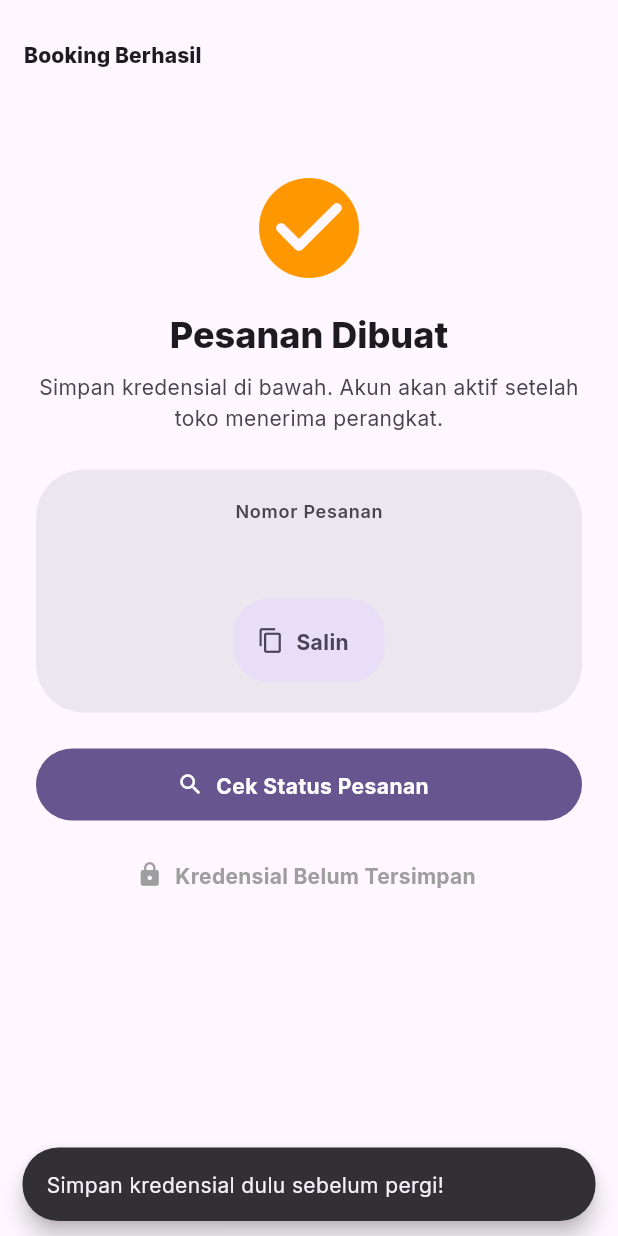
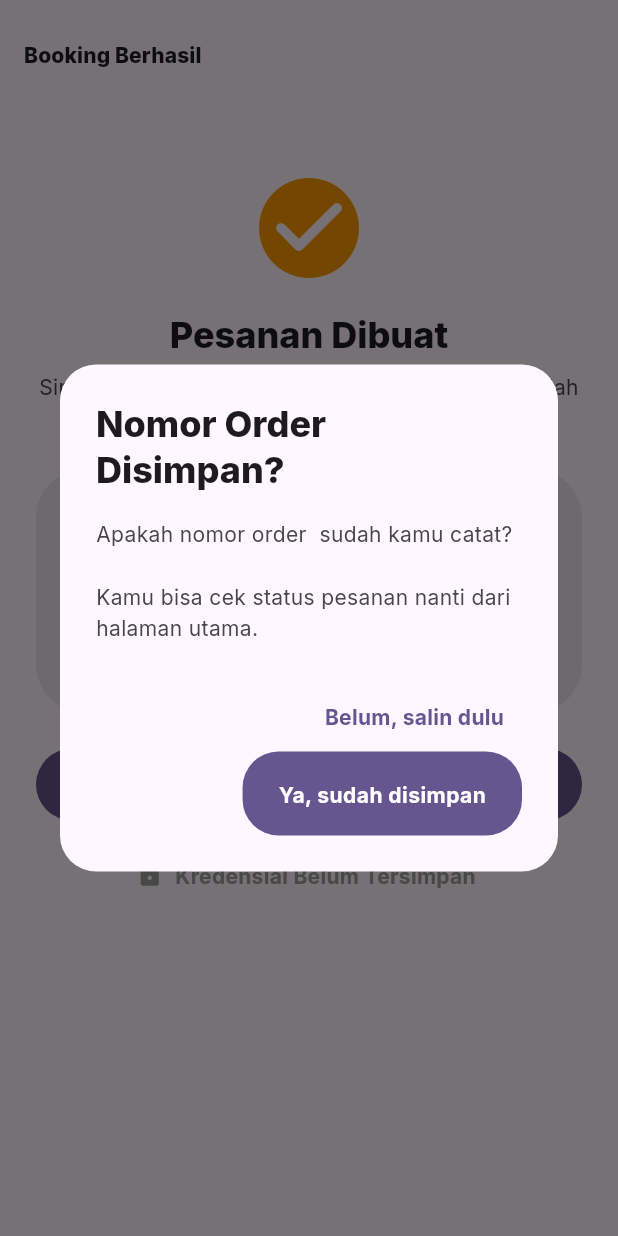
Before and after one commit to fannndi/service-hub, a Flutter app: the GuestBookingSuccessScreen screen opened directly with empty values, after a tap on "Kredensial Belum Tersimpan", on a phone screen of 412 x 824 dp. Run offline on Flutter 3.47's test engine with Material 3 defaults, Android fonts, the phone set to English and light mode, and no system bars; our stand-ins replace flutter_riverpod, go_router, google_fonts, image_picker, shared_preferences, supabase_flutter; missing offline and left inert: m3_expressive; accounts and stored records are empty; network calls fail.

Commit message:
feat: copy all + paste auto + konfirmasi exit dialog
- guest_booking_success_screen: tombol 'Salin Semua' (copy 'ORDER | PHONE')
- guest_booking_success_screen: PopScope pakai dialog konfirmasi (ganti SnackBar)
- guest_booking_success_screen: tombol 'Ke Beranda' juga pakai dialog
- guest_tracking_screen: tombol 'Tempel Otomatis' — paste clipboard → parse ORDER|PHONE → isi 2 field
- pakai showServisConfirmDialog yang sudah ada

```diff
--- a/frontend/lib/features/customer/presentation/screens/guest_booking_success_screen.dart
+++ b/frontend/lib/features/customer/presentation/screens/guest_booking_success_screen.dart
@@ -3,6 +3,7 @@
 import 'package:go_router/go_router.dart';
 import '../../../../core/supabase_service.dart';
 import '../../../../core/l10n/app_localizations.dart';
+import '../../../../ui/widgets/servis_dialog.dart';
 
 class GuestBookingSuccessScreen extends StatefulWidget {
   const GuestBookingSuccessScreen({
@@ -46,6 +47,32 @@
     }
   }
 
+  String get _saveFormat {
+    final order = widget.orderNumber;
+    final phone = widget.phoneNumber ?? '';
+    return '$order | $phone';
+  }
+
+  Future<void> _copyAll() async {
+    await Clipboard.setData(ClipboardData(text: _saveFormat));
+    if (!mounted) return;
+    ScaffoldMessenger.of(context).showSnackBar(SnackBar(
+      content: const Text('Nomor pesanan + No. WA tersalin!'),
+      behavior: SnackBarBehavior.floating,
+    ));
+  }
+
+  Future<bool> _confirmExit() async {
+    final result = await showServisConfirmDialog(context,
+      title: 'Nomor Order Disimpan?',
+      message: 'Apakah nomor order ${widget.orderNumber} sudah kamu catat?\n\n'
+          'Kamu bisa cek status pesanan nanti dari halaman utama.',
+      confirmLabel: 'Ya, sudah disimpan',
+      cancelLabel: 'Belum, salin dulu',
+    );
+    return result;
+  }
+
   @override
   Widget build(BuildContext context) {
     final theme = Theme.of(context);
@@ -54,17 +81,11 @@
 
     return PopScope(
       canPop: false,
-      onPopInvokedWithResult: (didPop, _) {
+      onPopInvokedWithResult: (didPop, _) async {
         if (didPop) return;
-        if (_activated) {
-          context.go('/welcome');
-          return;
-        }
-        ScaffoldMessenger.of(context).showSnackBar(SnackBar(
-          content: Text('Simpan kredensial dulu sebelum pergi!'),
-          behavior: SnackBarBehavior.floating,
-          duration: const Duration(seconds: 3),
-        ));
+        if (_activated) { context.go('/welcome'); return; }
+        final ok = await _confirmExit();
+        if (ok && mounted) context.go('/welcome');
       },
       child: Scaffold(
         appBar: AppBar(
@@ -108,6 +129,17 @@
                       icon: const Icon(Icons.copy, size: 18),
                       label: Text(context.l10n.copy),
                     ),
+                    if (widget.phoneNumber != null) ...[
+                      const SizedBox(height: 12),
+                      FilledButton.icon(
+                        onPressed: _copyAll,
+                        icon: const Icon(Icons.copy_all, size: 18),
+                        label: const Text('Salin Semua'),
+                        style: FilledButton.styleFrom(
+                          backgroundColor: Colors.teal,
+                        ),
+                      ),
+                    ],
                   ]),
                 ),
               ),
@@ -171,16 +203,10 @@
               _checking
                   ? const Center(child: Padding(padding: EdgeInsets.all(8), child: SizedBox(width: 16, height: 16, child: CircularProgressIndicator(strokeWidth: 2))))
                   : TextButton.icon(
-                      onPressed: () {
-                        if (_activated) {
-                          context.go('/welcome');
-                        } else {
-                          ScaffoldMessenger.of(context).showSnackBar(SnackBar(
-                            content: const Text('Simpan kredensial dulu sebelum pergi!'),
-                            behavior: SnackBarBehavior.floating,
-                            duration: const Duration(seconds: 3),
-                          ));
-                        }
+                      onPressed: () async {
+                        if (_activated) { context.go('/welcome'); return; }
+                        final ok = await _confirmExit();
+                        if (ok && mounted) context.go('/welcome');
                       },
                       icon: Icon(_activated ? Icons.home : Icons.lock, size: 18),
                       label: Text(_activated ? 'Ke Beranda' : 'Kredensial Belum Tersimpan'),
```
Also changed, not shown: frontend/lib/features/customer/presentation/screens/guest_tracking_screen.dart (+35 -1 lines).
